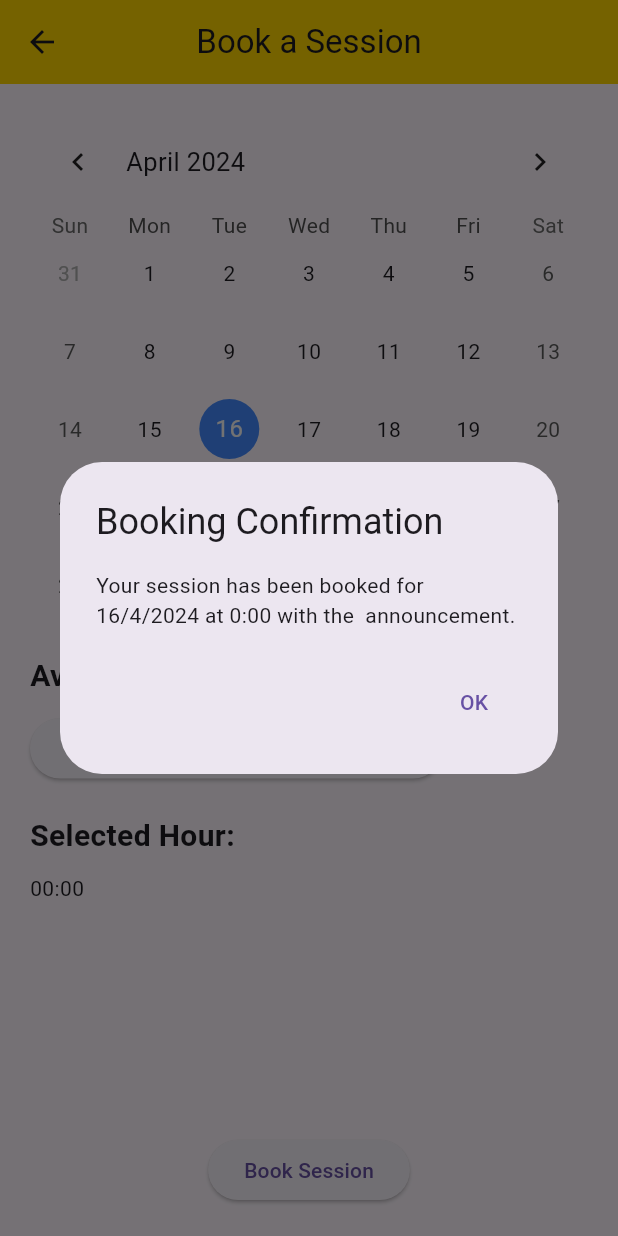
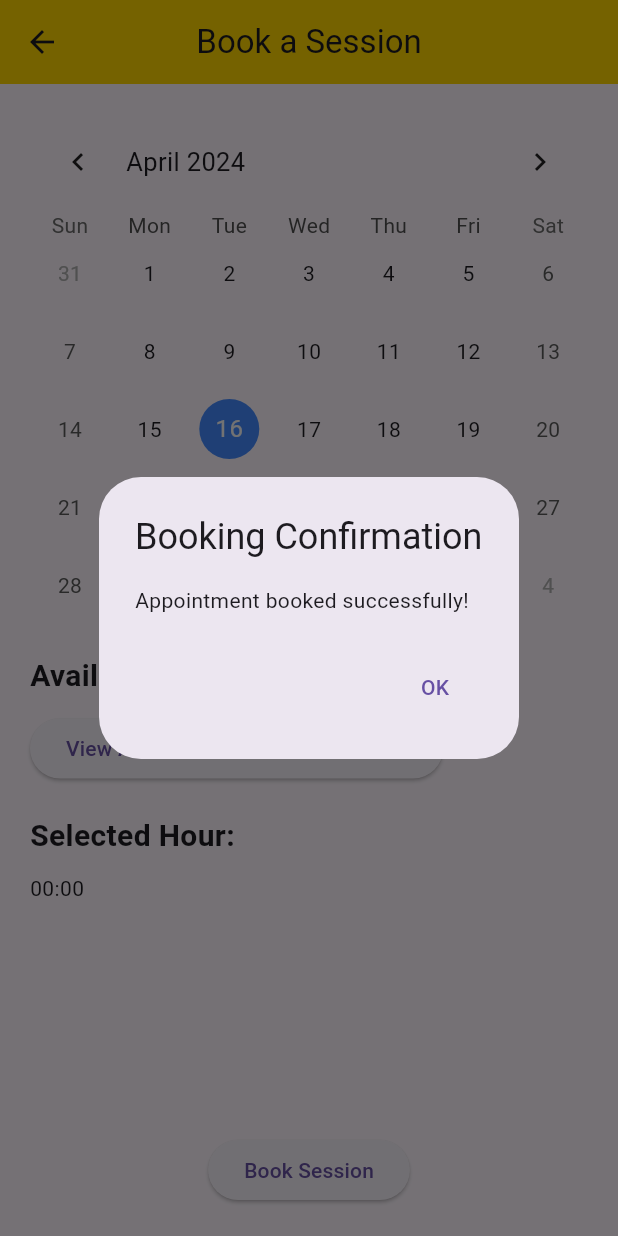
Before and after one commit to TiagoMostardinha/yellowfy_egs, a Flutter app: the BookingPage screen opened directly with empty values, after a tap on "Book Session", on a phone screen of 412 x 824 dp. Run offline on Flutter 3.47's test engine with Material 3 defaults, Android fonts, the phone set to English and light mode, and no system bars; drawn by our look-alikes of table_calendar; our stand-ins replace flutter_dotenv, flutter_secure_storage, geolocator, google_maps_flutter, webview_flutter; accounts and stored records are empty; network calls fail.

Commit message:
authentication, missing socket for token,handlers implemented for booking

```diff
--- a/yellowfy/lib/booking.dart
+++ b/yellowfy/lib/booking.dart
@@ -4,8 +4,10 @@ import 'package:yellowfy/common/Handlers.dart';
 import 'package:yellowfy/models/appointment.dart';
 
 class BookingPage extends StatefulWidget {
-  const BookingPage({super.key, required this.announcement_id});
+  const BookingPage(
+      {super.key, required this.announcement_id, required this.contractor_id});
   final String announcement_id;
+  final String contractor_id;
 
   @override
   _BookingPageState createState() => _BookingPageState();
@@ -24,12 +26,74 @@ class _BookingPageState extends State<BookingPage> {
   void initState() {
     super.initState();
     _selectedDate = DateTime.now();
+    _fetchAppointments();
   }
 
   void _onDaySelected(DateTime selectedDay, DateTime focusedDay) {
     setState(() {
       _selectedDate = selectedDay;
     });
+  }
+
+  void _fetchAppointments() async {
+    List<Appointment> appointments = await Handlers().handleGetAppointments();
+    for (Appointment appointment in appointments) {
+      if (appointment.announcement_id == widget.announcement_id &&
+          appointment.contractor_id == widget.contractor_id) {
+        DateTime appointmentDate = DateTime.parse(appointment.date_time);
+        if (!bookedSlots.containsKey(appointmentDate)) {
+          bookedSlots[appointmentDate] = [];
+        }
+        bookedSlots[appointmentDate]!.add(int.parse(appointment.duration));
+      }
+      print(appointment.announcement_id);
+      print(appointment.contractor_id);
+    }
+  }
+
+  Future<void> _bookAppointment() async {
+    Appointment appointment = Appointment(
+      widget.announcement_id,
+      DateTime.now().toIso8601String(),
+      'client_id', //TODO: Dummy client ID
+      widget.contractor_id,
+      _selectedHour.toString(),
+    );
+    try {
+      await Handlers().handlePostAppointment(appointment);
+      _showConfirmationDialog(context, 'Appointment booked successfully!');
+    } catch (e) {
+      print('Error booking appointment: $e');
+      _showConfirmationDialog(context, 'Failed to book appointment.');
+    }
+  }
+
+  Future<void> _showConfirmationDialog(
+      BuildContext context, String message) async {
+    return showDialog<void>(
+      context: context,
+      barrierDismissible: false, // user must tap button!
+      builder: (BuildContext context) {
+        return AlertDialog(
+          title: const Text('Booking Confirmation'),
+          content: SingleChildScrollView(
+            child: ListBody(
+              children: <Widget>[
+                Text(message),
+              ],
+            ),
+          ),
+          actions: <Widget>[
+            TextButton(
+              child: const Text('OK'),
+              onPressed: () {
+                Navigator.of(context).pop();
+              },
+            ),
+          ],
+        );
+      },
+    );
   }
 
   @override
@@ -94,9 +158,8 @@ class _BookingPageState extends State<BookingPage> {
               child: ElevatedButton(
                 onPressed: () {
                   // Handle booking logic here
-                  _showConfirmationDialog(context); // Show confirmation dialog
-                  // print announvement id
-                  print('ola');
+                  _showConfirmationDialog(context,
+                      'Appointment booked successfully!'); // Show confirmation dialog
                 },
                 child: const Text('Book Session'),
               ),
@@ -142,33 +205,4 @@ class _BookingPageState extends State<BookingPage> {
       },
     );
   }
-
-  Future<void> _showConfirmationDialog(BuildContext context) async {
-    return showDialog<void>(
-      context: context,
-      barrierDismissible: false, // user must tap button!
-      builder: (BuildContext context) {
-        return AlertDialog(
-          title: const Text('Booking Confirmation'),
-          content: SingleChildScrollView(
-            child: ListBody(
-              children: <Widget>[
-                Text(
-                  'Your session has been booked for ${_selectedDate.day}/${_selectedDate.month}/${_selectedDate.year} at $_selectedHour:00 with the ${widget.announcement_id} announcement.',
-                ),
-              ],
-            ),
-          ),
-          actions: <Widget>[
-            TextButton(
-              child: const Text('OK'),
-              onPressed: () {
-                Navigator.of(context).pop();
-              },
-            ),
-          ],
-        );
-      },
-    );
-  }
 }
--- a/yellowfy/lib/contactspage.dart
+++ b/yellowfy/lib/contactspage.dart
@@ -85,8 +85,10 @@ class ContactInfoPage extends StatelessWidget {
                 Navigator.push(
                   context,
                   MaterialPageRoute(
-                      builder: (context) =>
-                          BookingPage(announcement_id: announcement_id)),
+                      builder: (context) => BookingPage(
+                            announcement_id: announcement_id,
+                            contractor_id: name,
+                          )),
                 );
               },
               style: TextButton.styleFrom(
```
Also changed, not shown: 1 other file.
